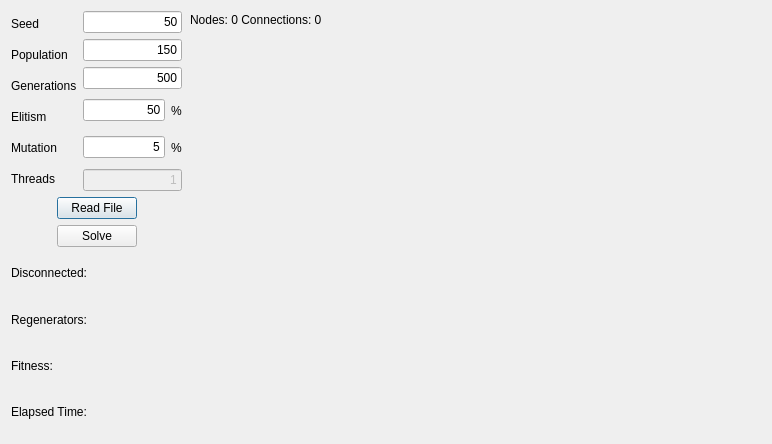
Old version of the form customdialog.ui in the repository xQsme/RLP_Qt.
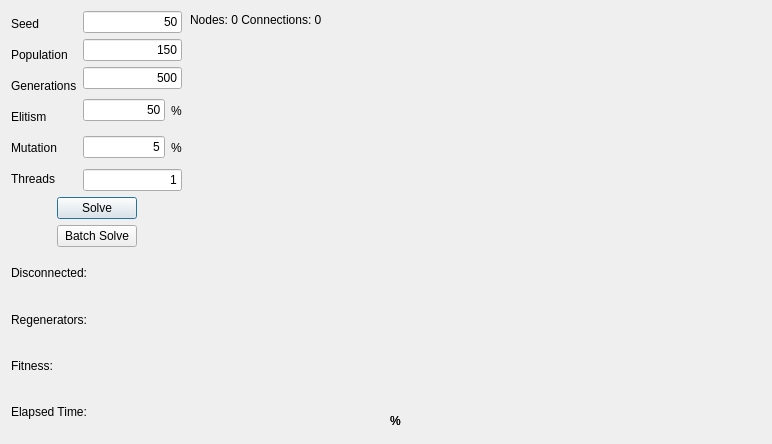
New version of the form.

Commit message: Batch Solve (Bugs Everywhere)

```diff
--- a/customdialog.ui
+++ b/customdialog.ui
@@ -197,7 +197,7 @@
         <item>
          <widget class="QLineEdit" name="lineEditThreads">
           <property name="enabled">
-           <bool>false</bool>
+           <bool>true</bool>
           </property>
           <property name="text">
            <string>1</string>
@@ -232,7 +232,7 @@
       <item>
        <widget class="QPushButton" name="pushButtonRead">
         <property name="text">
-         <string>Read File</string>
+         <string>Solve</string>
         </property>
        </widget>
       </item>
@@ -269,7 +269,7 @@
       <item>
        <widget class="QPushButton" name="pushButtonSolve">
         <property name="text">
-         <string>Solve</string>
+         <string>Batch Solve</string>
         </property>
        </widget>
       </item>
@@ -322,6 +322,32 @@
     </item>
    </layout>
   </widget>
+  <widget class="QLabel" name="label_11">
+   <property name="geometry">
+    <rect>
+     <x>390</x>
+     <y>410</y>
+     <width>11</width>
+     <height>22</height>
+    </rect>
+   </property>
+   <property name="text">
+    <string>%</string>
+   </property>
+  </widget>
+  <widget class="QLabel" name="label_12">
+   <property name="geometry">
+    <rect>
+     <x>390</x>
+     <y>410</y>
+     <width>11</width>
+     <height>22</height>
+    </rect>
+   </property>
+   <property name="text">
+    <string>%</string>
+   </property>
+  </widget>
  </widget>
  <resources/>
  <connections/>
```
The commit also changes 9 other files.
